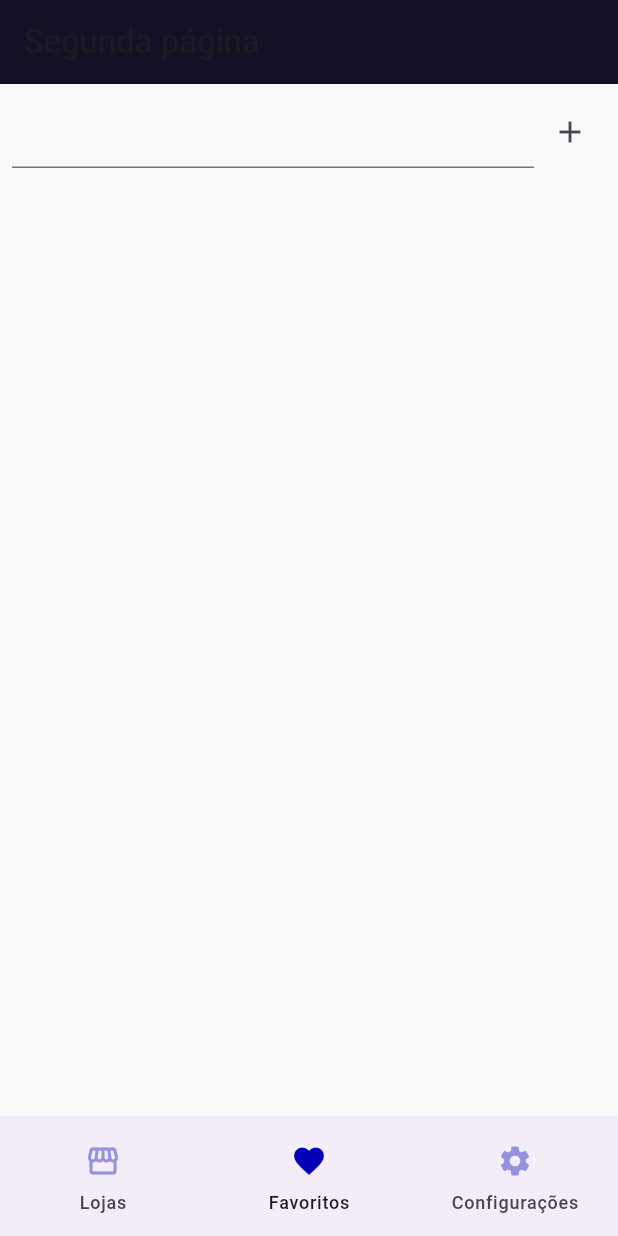
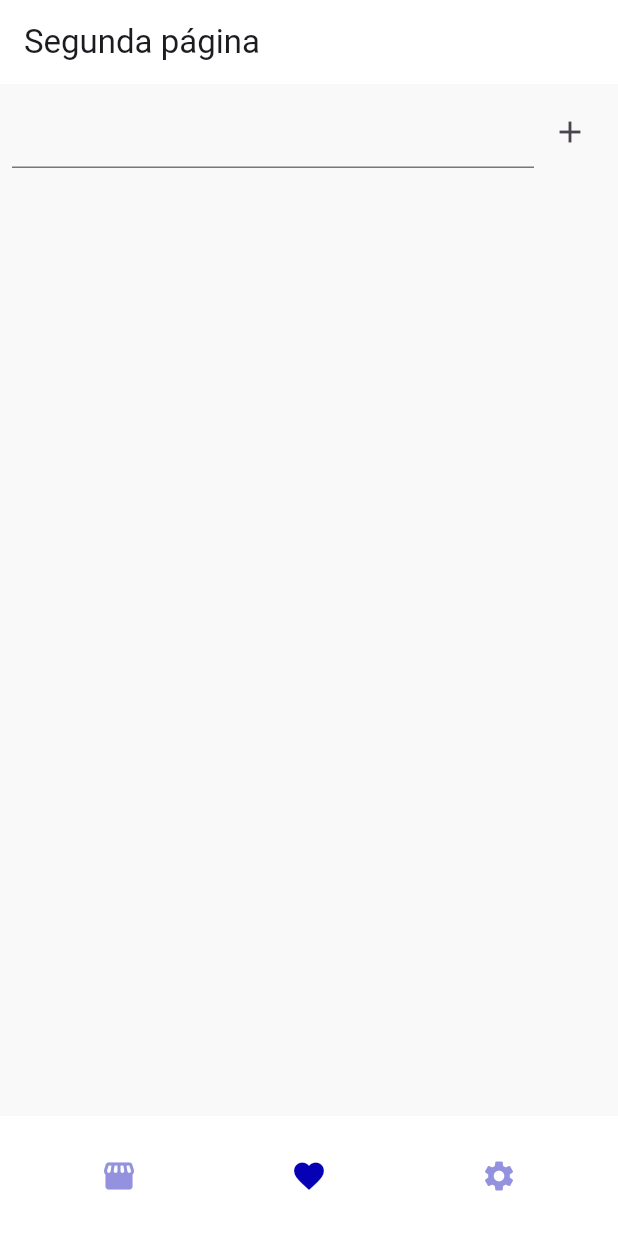
Before and after one commit to dayvsonlsantos/e-flutter, a Flutter app: the screen it shows after launch, on a phone screen of 412 x 824 dp. Run offline on Flutter 3.47's test engine with Material 3 defaults, Android fonts, the phone set to English and light mode, and no system bars.

Commit message:
feat: Alterando a bottomAppBar

```diff
--- a/ola_mundo/lib/widgets/navigation_bar_app.dart
+++ b/ola_mundo/lib/widgets/navigation_bar_app.dart
@@ -16,12 +16,11 @@ class NavigationBarApp extends StatelessWidget {
           useMaterial3: true,
           scaffoldBackgroundColor: const Color(0xFFF9F9F9),
           appBarTheme: const AppBarTheme(
-          color: Color(0xFF151026),
+            color: Color(0xFFFFFFFF),
           ),
           bottomAppBarTheme: const BottomAppBarTheme(
-          color: Color(0xFF151026),
-        )
-      ),
+            color: Color(0xFFFFFFFF),
+          )),
       home: const NavigationExample(),
     );
   }
@@ -41,46 +40,62 @@ class _NavigationExampleState extends State<NavigationExample> {
   Widget build(BuildContext context) {
     final ThemeData theme = Theme.of(context);
     return Scaffold(
-      bottomNavigationBar: NavigationBar(
-        onDestinationSelected: (int index) {
+      bottomNavigationBar: BottomAppBar(
+        color: Theme.of(context).bottomAppBarTheme.color,
+        shape: const CircularNotchedRectangle(),
+        child: Row(
+          mainAxisAlignment: MainAxisAlignment.spaceAround,
+          children: [
+            IconButton(
+              icon: currentPageIndex == 0
+                  ? const Icon(
+                      Icons.storefront_rounded,
+                      color: Color(0xFF0601B4),
+                    )
+                  : const Icon(
+                      Icons.storefront_rounded,
+                      color: Color(0xFF9492DE),
+                    ),
+              onPressed: () {
                 setState(() {
-            currentPageIndex = index;
+                  currentPageIndex = 0;
                 });
               },
-        indicatorColor: Colors.transparent,
-        selectedIndex: currentPageIndex,
-        destinations: const <Widget>[
-          NavigationDestination(
-            selectedIcon: Icon(
-              Icons.storefront_rounded,
-              color: Color(0xFF0601B4),
             ),
-            icon: Icon(Icons.storefront, color: Color(0xFF9492DE)),
-            label: 'Lojas',
-          ),
-          NavigationDestination(
-            selectedIcon: Icon(
+            IconButton(
+              icon: currentPageIndex == 1
+                  ? const Icon(
                       Icons.favorite,
                       color: Color(0xFF0601B4),
-            ),
-            icon: Icon(
+                    )
+                  : const Icon(
                       Icons.favorite,
                       color: Color(0xFF9492DE),
                     ),
-            label: 'Favoritos',
+              onPressed: () {
+                setState(() {
+                  currentPageIndex = 1;
+                });
+              },
             ),
-          NavigationDestination(
-            selectedIcon: Icon(
+            IconButton(
+              icon: currentPageIndex == 2
+                  ? const Icon(
                       Icons.settings,
                       color: Color(0xFF0601B4),
-            ),
-            icon: Icon(
+                    )
+                  : const Icon(
                       Icons.settings,
                       color: Color(0xFF9492DE),
                     ),
-            label: 'Configurações',
+              onPressed: () {
+                setState(() {
+                  currentPageIndex = 2;
+                });
+              },
             ),
           ],
+        ),
       ),
       body: <Widget>[
         /// Home page
@@ -134,3 +149,102 @@ class _NavigationExampleState extends State<NavigationExample> {
     );
   }
 }
+
+
+
+
+
+
+
+// return Scaffold(
+//       bottomNavigationBar: NavigationBar(
+//         onDestinationSelected: (int index) {
+//           setState(() {
+//             currentPageIndex = index;
+//           });
+//         },
+//         indicatorColor: Colors.transparent,
+//         selectedIndex: currentPageIndex,
+//         destinations: const <Widget>[
+//           NavigationDestination(
+//             selectedIcon: Icon(
+//               Icons.storefront_rounded,
+//               color: Color(0xFF0601B4),
+//             ),
+//             icon: Icon(Icons.storefront, color: Color(0xFF9492DE)),
+//             label: 'Lojas',
+//           ),
+//           NavigationDestination(
+//             selectedIcon: Icon(
+//               Icons.favorite,
+//               color: Color(0xFF0601B4),
+//             ),
+//             icon: Icon(
+//               Icons.favorite,
+//               color: Color(0xFF9492DE),
+//             ),
+//             label: 'Favoritos',
+//           ),
+//           NavigationDestination(
+//             selectedIcon: Icon(
+//               Icons.settings,
+//               color: Color(0xFF0601B4),
+//             ),
+//             icon: Icon(
+//               Icons.settings,
+//               color: Color(0xFF9492DE),
+//             ),
+//             label: 'Configurações',
+//           ),
+//         ],
+//       ),
+//       body: <Widget>[
+//         /// Home page
+//         const HomePage(),
+
+//         /// Notifications page
+//         const SecondPage(),
+
+//         /// Messages page
+//         ListView.builder(
+//           reverse: true,
+//           itemCount: 2,
+//           itemBuilder: (BuildContext context, int index) {
+//             if (index == 0) {
+//               return Align(
+//                 alignment: Alignment.centerRight,
+//                 child: Container(
+//                   margin: const EdgeInsets.all(8.0),
+//                   padding: const EdgeInsets.all(8.0),
+//                   decoration: BoxDecoration(
+//                     color: theme.colorScheme.primary,
+//                     borderRadius: BorderRadius.circular(8.0),
+//                   ),
+//                   child: Text(
+//                     'Hello',
+//                     style: theme.textTheme.bodyLarge!
+//                         .copyWith(color: theme.colorScheme.onPrimary),
+//                   ),
+//                 ),
+//               );
+//             }
+//             return Align(
+//               alignment: Alignment.centerLeft,
+//               child: Container(
+//                 margin: const EdgeInsets.all(8.0),
+//                 padding: const EdgeInsets.all(8.0),
+//                 decoration: BoxDecoration(
+//                   color: theme.colorScheme.primary,
+//                   borderRadius: BorderRadius.circular(8.0),
+//                 ),
+//                 child: Text(
+//                   'Hi!',
+//                   style: theme.textTheme.bodyLarge!
+//                       .copyWith(color: theme.colorScheme.onPrimary),
+//                 ),
+//               ),
+//             );
+//           },
+//         ),
+//       ][currentPageIndex],
+//     );
--- a/ola_mundo/pubspec.yaml
+++ b/ola_mundo/pubspec.yaml
@@ -46,6 +46,7 @@ dev_dependencies:
   # package. See that file for information about deactivating specific lint
   # rules and activating additional ones.
   flutter_lints: ^2.0.0
+  curved_navigation_bar: ^1.0.3
 
 # For information on the generic Dart part of this file, see the
 # following page: https://dart.dev/tools/pub/pubspec
```
Also changed, not shown: ola_mundo/pubspec.lock. Lines whose indentation alone changed are shown as unchanged.
